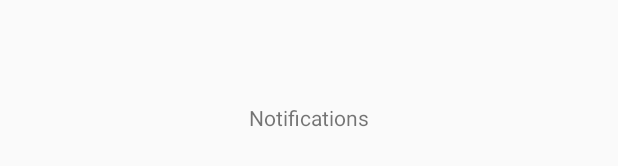
After one commit to luisramalho/QvikAndroidApp, an Android app: the layout notifications_frag.xml on its own in the app's theme, with its tools: preview values and no code run, on a phone screen of 412 x 824 dp. The commit adds this screen. Shown: the part 500-666 px from the top of the screen. Run offline under Robolectric (Android 15) with nearby library versions, the phone set to English and light mode, and no system bars.

Commit message:
wip - notifications screen

```diff
--- /dev/null
+++ b/app/src/main/res/layout/notifications_frag.xml
@@ -0,0 +1,41 @@
+<?xml version="1.0" encoding="utf-8"?>
+<layout
+    xmlns:android="http://schemas.android.com/apk/res/android"
+    xmlns:app="http://schemas.android.com/apk/res-auto"
+    >
+
+    <data>
+        <import type="android.view.View" />
+
+        <variable
+            name="viewModel"
+            type="com.qvik.qvikandroidapp.notifications.NotificationsViewModel" />
+    </data>
+
+    <com.qvik.qvikandroidapp.ScrollChildSwipeRefreshLayout
+        android:id="@+id/refresh_layout"
+        android:layout_width="match_parent"
+        android:layout_height="match_parent"
+        android:onRefresh="@{viewModel}"
+        app:refreshing="@{viewModel.dataLoading}">
+
+        <RelativeLayout
+            android:id="@+id/notificationsContainer"
+            android:layout_width="match_parent"
+            android:layout_height="match_parent"
+            android:clickable="true"
+            android:orientation="vertical">
+
+            <!-- TODO -->
+
+            <TextView
+                android:id="@+id/textView"
+                android:layout_width="wrap_content"
+                android:layout_height="wrap_content"
+                android:layout_centerVertical="true"
+                android:layout_centerHorizontal="true"
+                android:text="Notifications"/>
+        </RelativeLayout>
+
+    </com.qvik.qvikandroidapp.ScrollChildSwipeRefreshLayout>
+</layout>
```
Also changed, not shown: app/src/main/java/com/qvik/qvikandroidapp/SwipeRefreshLayoutDataBinding.java (+21 -2 lines), app/src/main/java/com/qvik/qvikandroidapp/ViewModelFactory.java (+8 -0 lines), app/src/main/java/com/qvik/qvikandroidapp/data/Notification.java (added, +57 -0 lines), app/src/main/java/com/qvik/qvikandroidapp/data/source/QvikiesDataSource.java (+15 -0 lines), app/src/main/java/com/qvik/qvikandroidapp/notificationdetail/NotificationDetailActivity.java (added, +28 -0 lines), app/src/main/java/com/qvik/qvikandroidapp/notificationdetail/NotificationDetailFragment.java (added, +51 -0 lines), app/src/main/java/com/qvik/qvikandroidapp/notificationdetail/NotificationDetailNavigator.java (added, +9 -0 lines), app/src/main/java/com/qvik/qvikandroidapp/notificationdetail/NotificationDetailViewModel.java (added, +57 -0 lines), app/src/main/java/com/qvik/qvikandroidapp/notifications/NotificationItemNavigator.java (added, +10 -0 lines), app/src/main/java/com/qvik/qvikandroidapp/notifications/NotificationItemUserActionsListener.java (added, +11 -0 lines), app/src/main/java/com/qvik/qvikandroidapp/notifications/NotificationsActivity.java (added, +38 -0 lines), app/src/main/java/com/qvik/qvikandroidapp/notifications/NotificationsFragment.java (added, +48 -0 lines), app/src/main/java/com/qvik/qvikandroidapp/notifications/NotificationsViewModel.java (added, +50 -0 lines), app/src/main/java/com/qvik/qvikandroidapp/qvikies/QvikiesActivity.java (+10 -2 lines), 1 more files.
